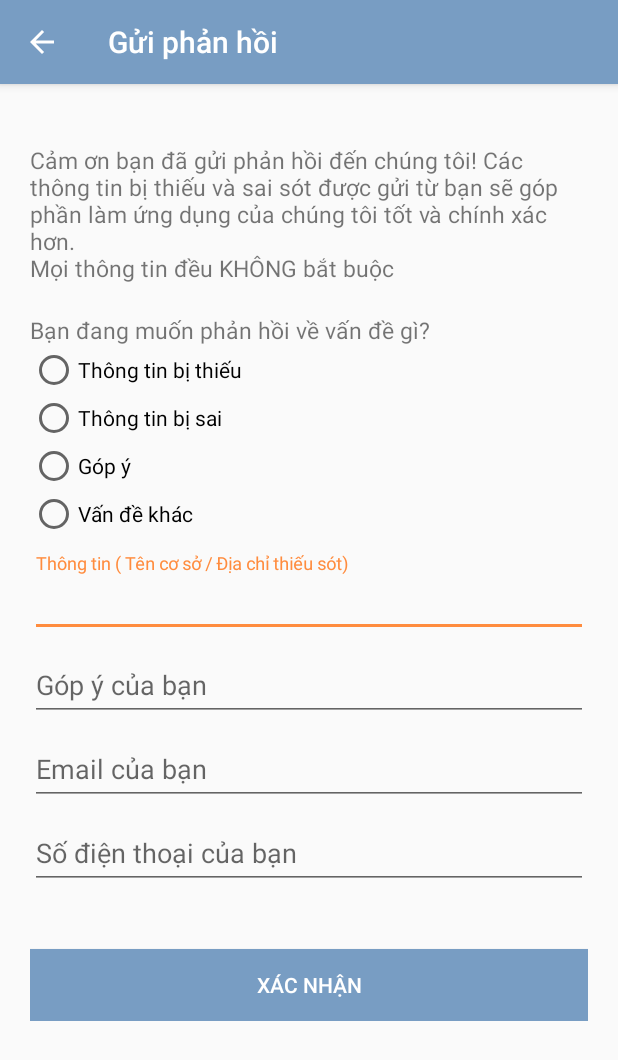
After one commit to phatlt2908/Android_ArcgisHospital, an Android app: the FeedBack screen opened directly, with no data from a screen before it, on a phone screen of 412 x 824 dp. The commit adds this screen. Shown: the top 1060 px of the screen. Run offline under Robolectric (Android 15) with nearby library versions, the phone set to English and light mode, and no system bars.

Commit message:
create feedback UI

```diff
--- /dev/null
+++ b/app/src/main/java/com/phatlt/suportmedicalacrgisapi/FeedBack.java
@@ -0,0 +1,47 @@
+package com.phatlt.suportmedicalacrgisapi;
+
+import android.content.Intent;
+import android.support.v7.app.ActionBar;
+import android.support.v7.app.AppCompatActivity;
+import android.os.Bundle;
+import android.support.v7.widget.Toolbar;
+import android.view.MenuItem;
+import android.view.View;
+import android.widget.Button;
+import android.widget.EditText;
+
+public class FeedBack extends AppCompatActivity {
+
+    EditText txtFdbkName, txtFdbkAddress, txtFdbkCoor, txtFdbkNote, txtFdbkEmail, txtFdbkPhone;
+    Button btnFdbkSend;
+
+    @Override
+    protected void onCreate(Bundle savedInstanceState) {
+        super.onCreate(savedInstanceState);
+        setContentView(R.layout.activity_feed_back);
+
+        Toolbar toolbar = findViewById(R.id.feedBackToolbar);
+        setSupportActionBar(toolbar);
+        ActionBar actionbar = getSupportActionBar();
+        actionbar.setTitle("Gửi phản hồi");
+        actionbar.setDisplayHomeAsUpEnabled(true);
+        // set appbar back button onclick
+        toolbar.setNavigationOnClickListener(new View.OnClickListener() {
+            @Override
+            public void onClick(View v) {
+                finish();
+            }
+        });
+
+        addControls();
+        addEvents();
+    }
+
+    private void addEvents() {
+
+    }
+
+    private void addControls() {
+
+    }
+}
--- a/app/src/main/java/com/phatlt/suportmedicalacrgisapi/MainActivity.java
+++ b/app/src/main/java/com/phatlt/suportmedicalacrgisapi/MainActivity.java
@@ -110,11 +110,16 @@ public class MainActivity extends AppCompatActivity {
 
     private ProgressBar progressBar;
 
+    UserCredential userCredential =
+            new UserCredential("phatamao", "let1enphat");
+
     @SuppressLint("ClickableViewAccessibility")
     @Override
     protected void onCreate(Bundle savedInstanceState) {
         super.onCreate(savedInstanceState);
         setContentView(R.layout.activity_main);
+
+        userCredential.createFromToken(getString(R.string.token), "krLJZ0oK3aWfgjD2");
 
         Toolbar toolbar = findViewById(R.id.toolbar);
         setSupportActionBar(toolbar);
@@ -149,6 +154,10 @@ public class MainActivity extends AppCompatActivity {
                                 case R.id.nav_imagery:
                                     mMap.setBasemap(Basemap.createImagery());
                                     break;
+                                case R.id.nav_feedBack:
+                                    Intent intent = new Intent(MainActivity.this, FeedBack.class);
+                                    intent.setFlags(Intent.FLAG_ACTIVITY_REORDER_TO_FRONT);
+                                    MainActivity.this.startActivity(intent);
                             }
                         }
                         mDrawerLayout.closeDrawers();
@@ -367,7 +376,7 @@ public class MainActivity extends AppCompatActivity {
             // Show tooltip here
 
             sharedPreferences.edit().putBoolean("firstrun", false).apply();
-            Toast.makeText(MainActivity.this, "The fist run", Toast.LENGTH_SHORT).show();
+            Toast.makeText(MainActivity.this, "The first run", Toast.LENGTH_SHORT).show();
         }
     }
 
@@ -540,9 +549,6 @@ public class MainActivity extends AppCompatActivity {
         progressBar.setVisibility(View.VISIBLE);
 
         mRouteTask = new RouteTask(MainActivity.this, getString(R.string.routing_service));
-        UserCredential userCredential =
-                new UserCredential("phatamao", "let1enphat");
-        userCredential.createFromToken("v8ApRsluRdBqyC_D5-qBdjZb8XfMgbwocX45Ndzwu5cDiOpAb2PLbpKfanSMxnrgAHLe6jaYZlYz0lcK3qp3DKu4Xg44Wyxr529seoYuZ5yDcgZDhvUiAoar_TEfkaOXXI1ghRHUO8LQKF0VGntg6A..", "krLJZ0oK3aWfgjD2");
         mRouteTask.setCredential(userCredential);
         mRouteTask.loadAsync();
         mRouteTask.addDoneLoadingListener(new Runnable() {
--- /dev/null
+++ b/app/src/main/res/drawable/ic_feedback.xml
@@ -0,0 +1,9 @@
+<vector xmlns:android="http://schemas.android.com/apk/res/android"
+        android:width="24dp"
+        android:height="24dp"
+        android:viewportWidth="24.0"
+        android:viewportHeight="24.0">
+    <path
+        android:fillColor="#FF000000"
+        android:pathData="M20,2L4,2c-1.1,0 -1.99,0.9 -1.99,2L2,22l4,-4h14c1.1,0 2,-0.9 2,-2L22,4c0,-1.1 -0.9,-2 -2,-2zM13,14h-2v-2h2v2zM13,10h-2L11,6h2v4z"/>
+</vector>
--- /dev/null
+++ b/app/src/main/res/layout/activity_feed_back.xml
@@ -0,0 +1,133 @@
+<?xml version="1.0" encoding="utf-8"?>
+<android.support.design.widget.CoordinatorLayout xmlns:android="http://schemas.android.com/apk/res/android"
+    xmlns:app="http://schemas.android.com/apk/res-auto"
+    android:layout_width="match_parent"
+    android:layout_height="match_parent">
+
+    <android.support.design.widget.AppBarLayout
+        android:layout_width="match_parent"
+        android:layout_height="wrap_content"
+        android:theme="@style/ThemeOverlay.AppCompat.Dark.ActionBar">
+
+        <android.support.v7.widget.Toolbar
+            android:id="@+id/feedBackToolbar"
+            android:layout_width="match_parent"
+            android:layout_height="?attr/actionBarSize"
+            android:background="?attr/colorPrimary"
+            app:layout_scrollFlags="scroll|enterAlways"
+            app:popupTheme="@style/ThemeOverlay.AppCompat.Light" />
+    </android.support.design.widget.AppBarLayout>
+
+    <ScrollView
+        android:layout_width="match_parent"
+        android:layout_height="match_parent">
+
+        <LinearLayout
+            android:layout_width="fill_parent"
+            android:layout_height="match_parent"
+            android:layout_marginTop="?attr/actionBarSize"
+            android:orientation="vertical"
+            android:paddingLeft="20dp"
+            android:paddingRight="20dp"
+            android:paddingTop="40dp"
+            android:paddingBottom="40dp">
+
+            <TextView
+                android:layout_width="match_parent"
+                android:layout_height="wrap_content"
+                android:layout_marginBottom="20dp"
+                android:text="@string/fdbk_dript"
+                android:textSize="15dp" />
+
+            <TextView
+                android:layout_width="match_parent"
+                android:layout_height="wrap_content"
+                android:text="Bạn đang muốn phản hồi về vấn đề gì?"
+                android:textSize="15dp" />
+
+            <RadioGroup xmlns:android="http://schemas.android.com/apk/res/android"
+                android:layout_width="fill_parent"
+                android:layout_height="wrap_content"
+                android:layout_marginBottom="10dp"
+                android:orientation="vertical">
+                <RadioButton android:id="@+id/radioFdbkLackInfo"
+                    android:layout_width="wrap_content"
+                    android:layout_height="wrap_content"
+                    android:text="Thông tin bị thiếu" />
+                <RadioButton android:id="@+id/radioFdbkFalseInfo"
+                    android:layout_width="wrap_content"
+                    android:layout_height="wrap_content"
+                    android:text="Thông tin bị sai" />
+                <RadioButton android:id="@+id/radioFdbkFeedback"
+                    android:layout_width="wrap_content"
+                    android:layout_height="wrap_content"
+                    android:text="Góp ý" />
+                <RadioButton android:id="@+id/radioFdbkOther"
+                    android:layout_width="wrap_content"
+                    android:layout_height="wrap_content"
+                    android:text="Vấn đề khác" />
+            </RadioGroup>
+
+            <android.support.design.widget.TextInputLayout
+                android:layout_width="match_parent"
+                android:layout_height="wrap_content">
+
+                <EditText
+                    android:id="@+id/txtFdbkInfo"
+                    android:layout_width="match_parent"
+                    android:layout_height="wrap_content"
+                    android:hint="Thông tin ( Tên cơ sở / Địa chỉ thiếu sót)"
+                    android:singleLine="true" />
+            </android.support.design.widget.TextInputLayout>
+
+            <android.support.design.widget.TextInputLayout
+                android:layout_width="match_parent"
+                android:layout_height="wrap_content">
+
+                <EditText
+                    android:id="@+id/txtFdbkNote"
+                    android:layout_width="match_parent"
+                    android:layout_height="wrap_content"
+                    android:hint="Góp ý của bạn" />
+            </android.support.design.widget.TextInputLayout>
+
+            <android.support.design.widget.TextInputLayout
+                android:layout_width="match_parent"
+                android:layout_height="wrap_content">
+
+                <EditText
+                    android:id="@+id/txtFdbkEmail"
+                    android:layout_width="match_parent"
+                    android:layout_height="wrap_content"
+                    android:hint="Email của bạn"
+                    android:singleLine="true"
+                    android:inputType="textEmailAddress" />
+            </android.support.design.widget.TextInputLayout>
+
+            <android.support.design.widget.TextInputLayout
+                android:layout_width="match_parent"
+                android:layout_height="wrap_content">
+
+                <EditText
+                    android:id="@+id/txtFdbkPhone"
+                    android:layout_width="match_parent"
+                    android:layout_height="wrap_content"
+                    android:hint="Số điện thoại của bạn"
+                    android:singleLine="true"
+                    android:inputType="phone" />
+            </android.support.design.widget.TextInputLayout>
+
+            <Button
+                android:id="@+id/btnFdbkSend"
+                android:layout_width="fill_parent"
+                android:layout_height="wrap_content"
+                android:layout_marginTop="40dp"
+                android:background="@color/colorPrimary"
+                android:text="Xác nhận"
+                android:textColor="@android:color/white" />
+
+        </LinearLayout>
+
+    </ScrollView>
+
+</android.support.design.widget.CoordinatorLayout>
--- a/app/src/main/res/menu/drawer_view.xml
+++ b/app/src/main/res/menu/drawer_view.xml
@@ -35,6 +35,10 @@
         <menu>
             <group>
                 <item
+                    android:id="@+id/nav_feedBack"
+                    android:icon="@drawable/ic_feedback"
+                    android:title="Gửi phản hồi" />
+                <item
                     android:id="@+id/nav_settings"
                     android:icon="@drawable/ic_location"
                     android:title="Cài đặt" />
--- a/app/src/main/res/values/strings.xml
+++ b/app/src/main/res/values/strings.xml
@@ -1,5 +1,5 @@
 <resources>
-    <string name="app_name">Tìm kiếm cấp cứu</string>
+    <string name="app_name">Cấp cứu</string>
     <string name="tooltip_btn_floating">Tìm bệnh viện gần nhất? Bấm vào đây</string>
     <string name="service_url">https://services8.arcgis.com/a33UeUx2mKzlI040/arcgis/rest/services/hospital_manage/FeatureServer/0</string>
     <string name="type_basemap_street">Street</string>
@@ -13,4 +13,6 @@
     <string name="routing_service_test">http://sampleserver6.arcgisonline.com/arcgis/rest/services/NetworkAnalysis/SanDiego/NAServer/Route</string>
     <string name="arcgis_username">phatamao</string>
     <string name="arcgis_password">let1enphat</string>
+    <string name="token">v8ApRsluRdBqyC_D5-qBdjZb8XfMgbwocX45Ndzwu5cDiOpAb2PLbpKfanSMxnrgAHLe6jaYZlYz0lcK3qp3DKu4Xg44Wyxr529seoYuZ5yDcgZDhvUiAoar_TEfkaOXXI1ghRHUO8LQKF0VGntg6A..</string>
+    <string name="fdbk_dript">Cảm ơn bạn đã gửi phản hồi đến chúng tôi! Các thông tin bị thiếu và sai sót được gửi từ bạn sẽ góp phần làm ứng dụng của chúng tôi tốt và chính xác hơn.\nMọi thông tin đều KHÔNG bắt buộc</string>
 </resources>
```
Also changed, not shown: app/src/main/AndroidManifest.xml (+6 -5 lines).
